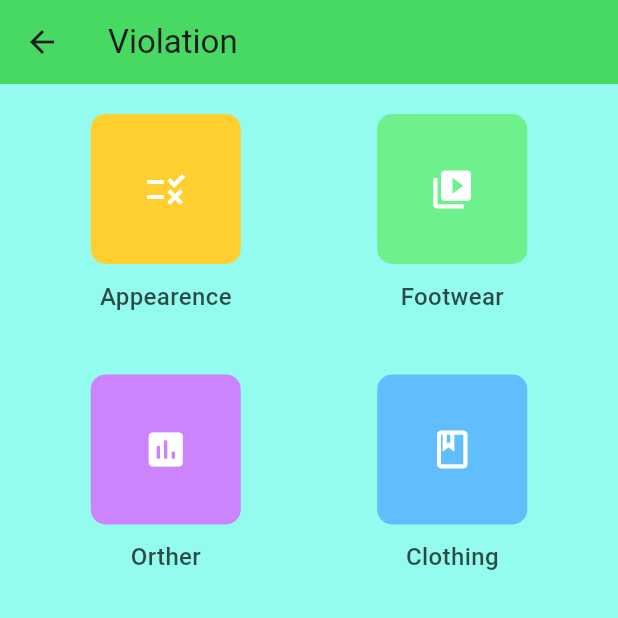
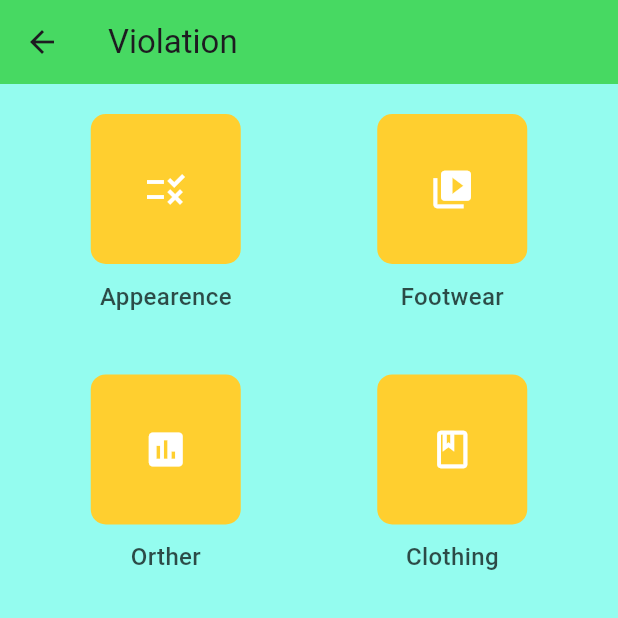
Before and after one commit to vinhju120402/FE-Mobile-Capstone, a Flutter app: the ViolationScreen screen opened directly, on a phone screen of 412 x 824 dp, the top half of it. Run offline on Flutter 3.47's test engine with Material 3 defaults, Android fonts, the phone set to English and light mode, and no system bars; our stand-ins replace image_picker, smooth_page_indicator, sn_progress_dialog.

Commit message:
fix ui components

```diff
--- a/lib/screens/viocation.dart
+++ b/lib/screens/viocation.dart
@@ -17,9 +17,9 @@ class _ViolationScreenState extends State<ViolationScreen> {
   ];
   List<Color> catColors = [
     Color(0xFFFFCF2F),
-    Color(0xFF6EF08D),
-    Color(0xFFCB84Fb),
-    Color(0xFF61BDFB),
+    Color(0xFFFFCF2F),
+    Color(0xFFFFCF2F),
+    Color(0xFFFFCF2F),
   ];
   List<Icon> catIcons = [
     Icon(Icons.rule, color: Colors.white, size: 30),
```
